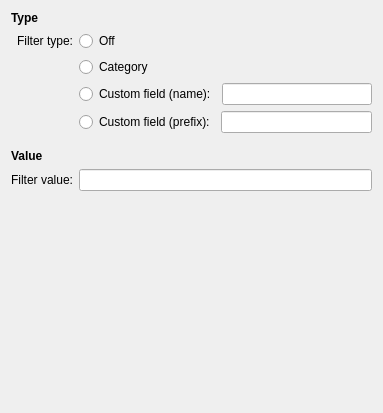
Qt form applet/src/birthdaylist_filter_config.ui (balevas/BirthdayList-Plasmoid) before a commit.
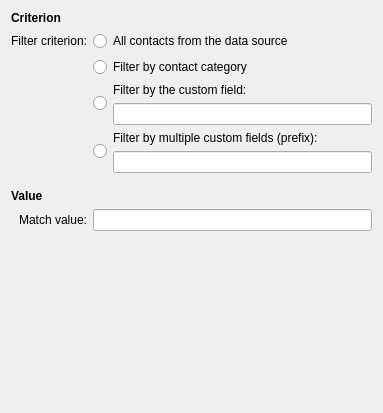
The same form after that commit.

What changed in the file:
```diff
--- a/applet/src/birthdaylist_filter_config.ui
+++ b/applet/src/birthdaylist_filter_config.ui
@@ -23,11 +23,11 @@
       </font>
      </property>
      <property name="text">
-      <string>Type</string>
+      <string comment="Filter criterion">Criterion</string>
      </property>
     </widget>
    </item>
-   <item row="19" column="0">
+   <item row="21" column="0">
     <spacer name="spacerScreenBottom">
      <property name="orientation">
       <enum>Qt::Vertical</enum>
@@ -43,14 +43,14 @@
    <item row="1" column="0">
     <widget class="QLabel" name="lblFilterType">
      <property name="text">
-      <string>Filter type:</string>
+      <string>Filter criterion:</string>
      </property>
      <property name="alignment">
       <set>Qt::AlignRight|Qt::AlignTrailing|Qt::AlignVCenter</set>
      </property>
     </widget>
    </item>
-   <item row="13" column="0">
+   <item row="15" column="0">
     <widget class="QLabel" name="lblTitleFilterValue">
      <property name="font">
       <font>
@@ -63,7 +63,7 @@
      </property>
     </widget>
    </item>
-   <item row="15" column="0">
+   <item row="17" column="0">
     <widget class="QLabel" name="lblFilterValue">
      <property name="enabled">
       <bool>true</bool>
@@ -78,7 +78,7 @@
       <enum>Qt::LeftToRight</enum>
      </property>
      <property name="text">
-      <string>Filter value:</string>
+      <string comment="Value to be matched when filtering contacts">Match value:</string>
      </property>
      <property name="scaledContents">
       <bool>false</bool>
@@ -88,12 +88,12 @@
      </property>
     </widget>
    </item>
-   <item row="11" column="1">
+   <item row="13" column="1">
     <layout class="QHBoxLayout" name="hlCustomFieldPrefix">
      <item>
       <widget class="QRadioButton" name="rbFilterTypeCustomFieldPrefix">
        <property name="text">
-        <string>Custom field (prefix):</string>
+        <string comment="Filter by the selected custom fields (with the given prefix)"/>
        </property>
        <property name="checked">
         <bool>false</bool>
@@ -104,18 +104,29 @@
       </widget>
      </item>
      <item>
-      <widget class="QLineEdit" name="lineEditCustomFieldPrefix">
-       <property name="sizePolicy">
-        <sizepolicy hsizetype="Expanding" vsizetype="Fixed">
-         <horstretch>0</horstretch>
-         <verstretch>0</verstretch>
-        </sizepolicy>
-       </property>
-      </widget>
+      <layout class="QVBoxLayout" name="vlCustomFieldPrefix">
+       <item>
+        <widget class="QLabel" name="lblCustomFieldPrefix">
+         <property name="text">
+          <string>Filter by multiple custom fields (prefix):</string>
+         </property>
+        </widget>
+       </item>
+       <item>
+        <widget class="QLineEdit" name="lineEditCustomFieldPrefix">
+         <property name="sizePolicy">
+          <sizepolicy hsizetype="Expanding" vsizetype="Fixed">
+           <horstretch>0</horstretch>
+           <verstretch>0</verstretch>
+          </sizepolicy>
+         </property>
+        </widget>
+       </item>
+      </layout>
      </item>
     </layout>
    </item>
-   <item row="12" column="0">
+   <item row="14" column="0">
     <spacer name="spacerFilterTypeBottom">
      <property name="orientation">
       <enum>Qt::Vertical</enum>
@@ -131,37 +142,10 @@
      </property>
     </spacer>
    </item>
-   <item row="3" column="1">
-    <layout class="QHBoxLayout" name="hlCustomFieldName">
-     <item>
-      <widget class="QRadioButton" name="rbFilterTypeCustomFieldName">
-       <property name="text">
-        <string>Custom field (name):</string>
-       </property>
-       <property name="checked">
-        <bool>false</bool>
-       </property>
-       <attribute name="buttonGroup">
-        <string>bgFilterType</string>
-       </attribute>
-      </widget>
-     </item>
-     <item>
-      <widget class="QLineEdit" name="lineEditCustomFieldName">
-       <property name="sizePolicy">
-        <sizepolicy hsizetype="Expanding" vsizetype="Fixed">
-         <horstretch>0</horstretch>
-         <verstretch>0</verstretch>
-        </sizepolicy>
-       </property>
-      </widget>
-     </item>
-    </layout>
-   </item>
    <item row="1" column="1">
     <widget class="QRadioButton" name="rbFilterTypeOff">
      <property name="text">
-      <string>Off</string>
+      <string>All contacts from the data source</string>
      </property>
      <attribute name="buttonGroup">
       <string>bgFilterType</string>
@@ -171,16 +155,54 @@
    <item row="2" column="1">
     <widget class="QRadioButton" name="rbFilterTypeCategory">
      <property name="text">
-      <string>Category</string>
+      <string>Filter by contact category</string>
      </property>
      <attribute name="buttonGroup">
       <string>bgFilterType</string>
      </attribute>
     </widget>
    </item>
-   <item row="15" column="1">
+   <item row="17" column="1">
     <widget class="QLineEdit" name="lineEditFilterValue"/>
    </item>
+   <item row="5" column="1">
+    <layout class="QHBoxLayout" name="hlCustomFieldName">
+     <item>
+      <widget class="QRadioButton" name="rbFilterTypeCustomFieldName">
+       <property name="text">
+        <string comment="Filter by the selected custom field (specific one)"/>
+       </property>
+       <property name="checked">
+        <bool>false</bool>
+       </property>
+       <attribute name="buttonGroup">
+        <string>bgFilterType</string>
+       </attribute>
+      </widget>
+     </item>
+     <item>
+      <layout class="QVBoxLayout" name="vlCustomFieldName">
+       <item>
+        <widget class="QLabel" name="lblCustomFieldName">
+         <property name="text">
+          <string>Filter by the custom field:</string>
+         </property>
+        </widget>
+       </item>
+       <item>
+        <widget class="QLineEdit" name="lineEditCustomFieldName">
+         <property name="sizePolicy">
+          <sizepolicy hsizetype="Expanding" vsizetype="Fixed">
+           <horstretch>0</horstretch>
+           <verstretch>0</verstretch>
+          </sizepolicy>
+         </property>
+        </widget>
+       </item>
+      </layout>
+     </item>
+    </layout>
+   </item>
   </layout>
  </widget>
  <resources/>
```
Left out of the diff: 2 changed lines with no effect on the pictures.
